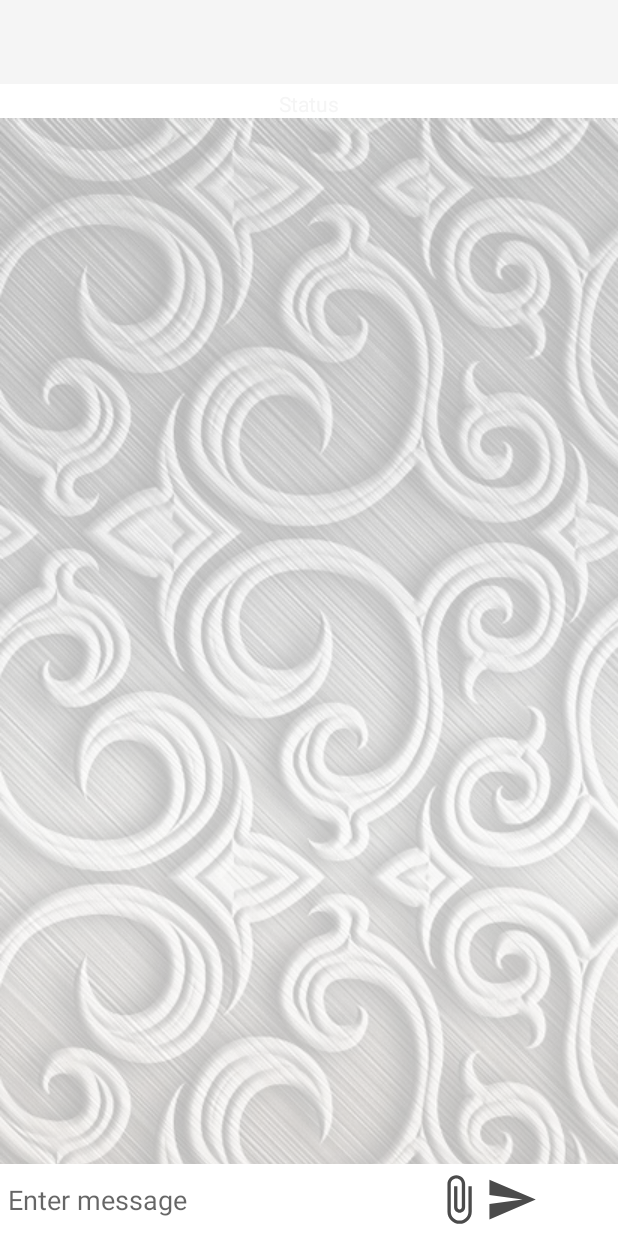
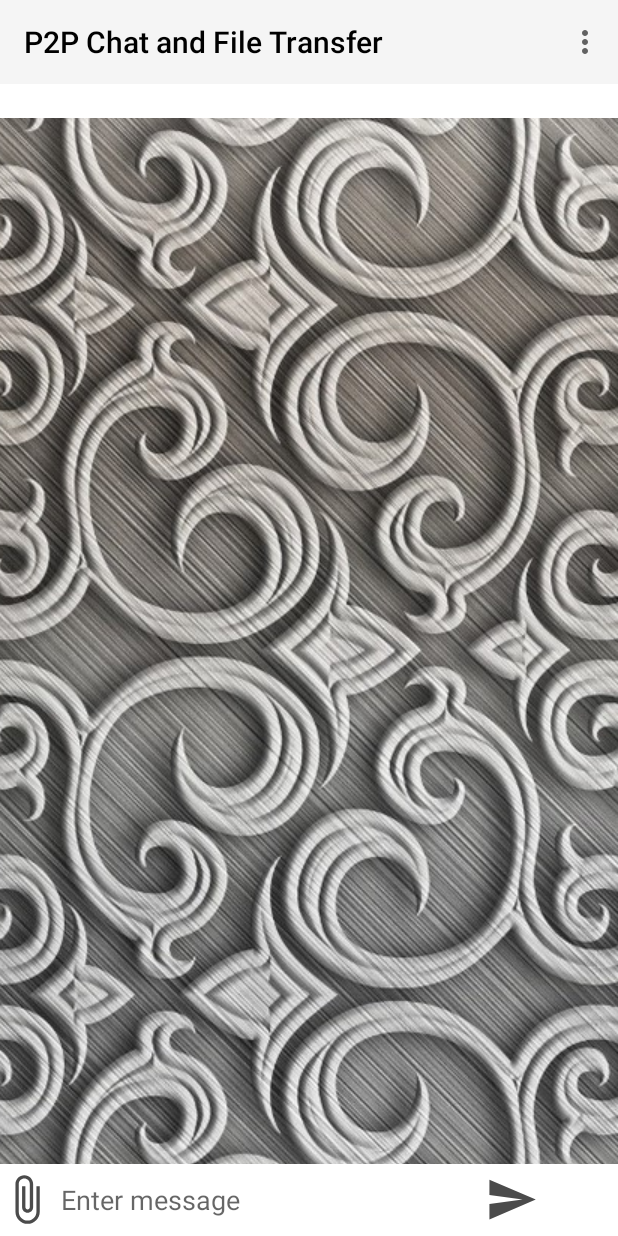
Before and after one commit to mfirozahmed/P2P-Chat-and-File-Transfer, an Android app: the ClientChat screen opened directly, with no data from a screen before it, on a phone screen of 412 x 824 dp. Run offline under Robolectric (Android 15) with nearby library versions, the phone set to English and light mode, and no system bars; libraries missing offline, so code that uses them is left out: com.flask.colorpicker.

Commit message:
Username Added

```diff
--- a/app/build.gradle
+++ b/app/build.gradle
@@ -33,4 +33,5 @@ dependencies {
     implementation 'androidx.recyclerview:recyclerview:1.0.0'
     implementation 'com.google.android.material:material:1.0.0-beta01'
     implementation 'com.scaledrone:scaledrone-java:0.6.0'
+    implementation 'com.github.QuadFlask:colorpicker:0.0.13'
 }
--- a/app/src/main/java/com/example/p2pchatandfiletransfer/ClientChat.java
+++ b/app/src/main/java/com/example/p2pchatandfiletransfer/ClientChat.java
@@ -2,6 +2,8 @@ package com.example.p2pchatandfiletransfer;
 
 import android.annotation.SuppressLint;
 import android.app.Activity;
+import android.content.Context;
+import android.content.DialogInterface;
 import android.content.Intent;
 import android.graphics.drawable.GradientDrawable;
 import android.graphics.drawable.LayerDrawable;
@@ -14,12 +16,19 @@ import android.text.format.Formatter;
 import android.util.Log;
 import android.view.Menu;
 import android.view.MenuInflater;
+import android.view.MenuItem;
 import android.widget.EditText;
 import android.widget.ImageButton;
 import android.widget.ListView;
 import android.widget.Toast;
 
 import androidx.appcompat.app.AppCompatActivity;
+import androidx.appcompat.widget.Toolbar;
+
+import com.flask.colorpicker.ColorPickerView;
+import com.flask.colorpicker.OnColorSelectedListener;
+import com.flask.colorpicker.builder.ColorPickerClickListener;
+import com.flask.colorpicker.builder.ColorPickerDialogBuilder;
 
 import java.io.DataInputStream;
 import java.io.DataOutputStream;
@@ -46,6 +55,7 @@ public class ClientChat extends AppCompatActivity {
     private Handler handler = new Handler();
     private String myIPAddress = "";
     private String receiverIPAddress = "";
+    private String userName = "";
     private String TAG = "CLIENT ACTIVITY";
     private ListView messageList;
     private ArrayList<Message> messageArray;
@@ -65,6 +75,9 @@ public class ClientChat extends AppCompatActivity {
         sendMessage = findViewById(R.id.sendMessage); // message button
         sendFile = findViewById(R.id.sendFile); // file button
 
+        Toolbar toolbar = findViewById(R.id.toolbar);
+        setSupportActionBar(toolbar);
+
         messageArray = new ArrayList<>();
         messageAdapter = new ChatAdapter(this, messageArray);
         messageList.setAdapter(messageAdapter);
@@ -79,10 +92,13 @@ public class ClientChat extends AppCompatActivity {
             receiverIPAddress = individualInfo[0];
             receiverPort = Integer.parseInt(individualInfo[1]);
             myPort = Integer.parseInt(individualInfo[2]);
+            userName = individualInfo[3];
         }
 
         WifiManager wm = (WifiManager) getApplicationContext().getSystemService(WIFI_SERVICE);
         myIPAddress = Formatter.formatIpAddress(wm.getConnectionInfo().getIpAddress());
+
+        getSupportActionBar().setTitle("P2P Chat and File Transfer");
 
         if (!receiverIPAddress.equals("")) {
 
@@ -115,12 +131,45 @@ public class ClientChat extends AppCompatActivity {
         });
     }
 
-    /*@Override
+    @Override
     public boolean onCreateOptionsMenu(Menu menu) {
         MenuInflater inflater = getMenuInflater();
         inflater.inflate(R.menu.menu_main, menu);
         return true;
-    }*/
+    }
+
+    @Override
+    public boolean onOptionsItemSelected(MenuItem item) {
+        // Handle item selection
+        switch (item.getItemId()) {
+            case R.id.action_settings: {
+                final Context context = ClientChat.this;
+                ColorPickerDialogBuilder
+                        .with(context)
+                        .setTitle("Choose a color")
+                        .initialColor(0xffffffff)
+                        .wheelType(ColorPickerView.WHEEL_TYPE.FLOWER)
+                        .density(12)
+                        .setOnColorSelectedListener(selectedColor -> {
+                        })
+                        .setPositiveButton("Ok", (dialog, selectedColor, allColors) -> {
+
+                            changeBackgroundColor(selectedColor);
+
+                            User user = new User("2:" + Integer.toHexString(selectedColor));
+                            user.execute();
+
+                            Log.d("ColorPicker", "onColorChanged: 0x" + Integer.toHexString(selectedColor));
+                        })
+                        .setNegativeButton("Cancel", (dialog, which) -> {
+                        })
+                        .build()
+                        .show();
+            }
+            default:
+                return super.onOptionsItemSelected(item);
+        }
+    }
 
     @Override
     public void onActivityResult(int requestCode, int resultCode, Intent data) {
@@ -147,11 +196,11 @@ public class ClientChat extends AppCompatActivity {
         }
     }
 
-    /*public final void changeBackgroundColor(Integer selectedColor) {
+    public final void changeBackgroundColor(Integer selectedColor) {
         LayerDrawable layerDrawable = (LayerDrawable) messageList.getBackground();
         GradientDrawable gradientDrawable = (GradientDrawable) layerDrawable.findDrawableByLayerId(R.id.shapeColor);
         gradientDrawable.setColor(selectedColor);
-    }*/
+    }
 
     @SuppressLint("StaticFieldLeak")
     public class User extends AsyncTask<Void, Void, String> {
--- a/app/src/main/java/com/example/p2pchatandfiletransfer/MainActivity.java
+++ b/app/src/main/java/com/example/p2pchatandfiletransfer/MainActivity.java
@@ -16,6 +16,7 @@ public class MainActivity extends AppCompatActivity {
     private EditText ipReceiver;
     private EditText portReceiver;
     private EditText portSender;
+    private EditText userName;
     private Button connectButton;
     private TextView ipSender;
     private String senderIP;
@@ -31,6 +32,7 @@ public class MainActivity extends AppCompatActivity {
         portReceiver = findViewById(R.id.portReceiver);
         ipSender = findViewById(R.id.ipSender);
         ipReceiver = findViewById(R.id.ipReceiver);
+        userName = findViewById(R.id.userName);
         connectButton = findViewById(R.id.connectButton);
 
         WifiManager wifiManager = (WifiManager) getApplicationContext().getSystemService(WIFI_SERVICE);
@@ -53,7 +55,8 @@ public class MainActivity extends AppCompatActivity {
 
         String info = this.ipReceiver.getText().toString() + " " +
                     this.portReceiver.getText().toString() + " " +
-                    this.portSender.getText().toString();
+                    this.portSender.getText().toString() + " " +
+                    this.userName.getText().toString();
 
         Log.i(TAG, "info => " + info);
 
--- a/app/src/main/res/drawable/background.xml
+++ b/app/src/main/res/drawable/background.xml
@@ -3,7 +3,7 @@
     <item>
         <bitmap
             android:gravity="center"
-            android:src="@drawable/back_main"></bitmap>
+            android:src="@drawable/back_main"/>
 
     </item>
 
--- a/app/src/main/res/layout/activity_chatbox.xml
+++ b/app/src/main/res/layout/activity_chatbox.xml
@@ -24,7 +24,7 @@
         android:layout_height="wrap_content"
         android:gravity="center"
         android:text="Status"
-        android:textColor="@color/colorAccent"
+        android:textColor="@color/white"
         app:layout_constraintBottom_toTopOf="@+id/layout_chatbox"
         app:layout_constraintEnd_toEndOf="parent"
         app:layout_constraintStart_toStartOf="parent"
@@ -35,7 +35,7 @@
         android:id="@+id/messageList"
         android:layout_width="match_parent"
         android:layout_height="0dp"
-        android:background="@drawable/background_main"
+        android:background="@drawable/background"
         app:layout_constraintBottom_toTopOf="@+id/layout_chatbox"
         app:layout_constraintLeft_toLeftOf="parent"
         app:layout_constraintRight_toRightOf="parent"
@@ -55,6 +55,18 @@
         app:layout_constraintStart_toStartOf="parent"
         app:layout_constraintTop_toBottomOf="@+id/messageList">
 
+        <ImageButton
+            android:id="@+id/sendFile"
+            android:layout_width="35dp"
+            android:layout_height="35dp"
+            android:layout_gravity="center"
+            android:background="@drawable/ic_attach_file_black_24dp"
+            android:paddingRight="5dp"
+            app:layout_constraintBottom_toBottomOf="parent"
+            app:layout_constraintEnd_toStartOf="@id/chatBoxMessage"
+            app:layout_constraintStart_toStartOf="parent"
+            app:layout_constraintTop_toTopOf="parent" />
+
         <EditText
             android:id="@+id/chatBoxMessage"
             android:layout_width="288dp"
@@ -64,20 +76,8 @@
             android:maxLines="6"
             android:paddingLeft="5dp"
             app:layout_constraintBottom_toBottomOf="parent"
-            app:layout_constraintEnd_toStartOf="@id/sendFile"
-            app:layout_constraintStart_toStartOf="parent"
-            app:layout_constraintTop_toTopOf="parent" />
-
-        <ImageButton
-            android:id="@+id/sendFile"
-            android:layout_width="35dp"
-            android:layout_height="35dp"
-            android:layout_gravity="center"
-            android:paddingRight="5dp"
-            android:background="@drawable/ic_attach_file_black_24dp"
-            app:layout_constraintBottom_toBottomOf="parent"
             app:layout_constraintEnd_toStartOf="@id/sendMessage"
-            app:layout_constraintStart_toEndOf="@id/chatBoxMessage"
+            app:layout_constraintStart_toStartOf="@id/sendFile"
             app:layout_constraintTop_toTopOf="parent" />
 
         <ImageButton
@@ -89,7 +89,7 @@
             android:clickable="true"
             app:layout_constraintBottom_toBottomOf="parent"
             app:layout_constraintEnd_toEndOf="parent"
-            app:layout_constraintStart_toEndOf="@id/sendFile"
+            app:layout_constraintStart_toEndOf="@id/chatBoxMessage"
             app:layout_constraintTop_toTopOf="parent" />
     </LinearLayout>
 </androidx.constraintlayout.widget.ConstraintLayout>
--- /dev/null
+++ b/app/src/main/res/menu/menu_main.xml
@@ -0,0 +1,8 @@
+<?xml version="1.0" encoding="utf-8"?>
+<menu xmlns:android="http://schemas.android.com/apk/res/android"
+    xmlns:app="http://schemas.android.com/apk/res-auto">
+    <item
+        android:id="@+id/action_settings"
+        android:title="Change Background Color"
+        app:showAsAction="never"></item>
+</menu>
--- a/app/src/main/res/values/colors.xml
+++ b/app/src/main/res/values/colors.xml
@@ -4,4 +4,5 @@
     <color name="colorPrimaryDark">#000000</color>
     <color name="colorPrimaryLight">#484848</color>
     <color name="colorAccent">#f5f5f5</color>
+    <color name="white">#ffffff</color>
 </resources>
--- a/build.gradle
+++ b/build.gradle
@@ -18,7 +18,8 @@ allprojects {
     repositories {
         google()
         jcenter()
-
+        mavenCentral()
+        maven { url "https://jitpack.io" }
     }
 }
 
```
Also changed, not shown: app/src/main/java/com/example/p2pchatandfiletransfer/ServerChat.java (+5 -4 lines), app/src/main/res/layout/activity_main.xml (+44 -24 lines), 2 other files.
